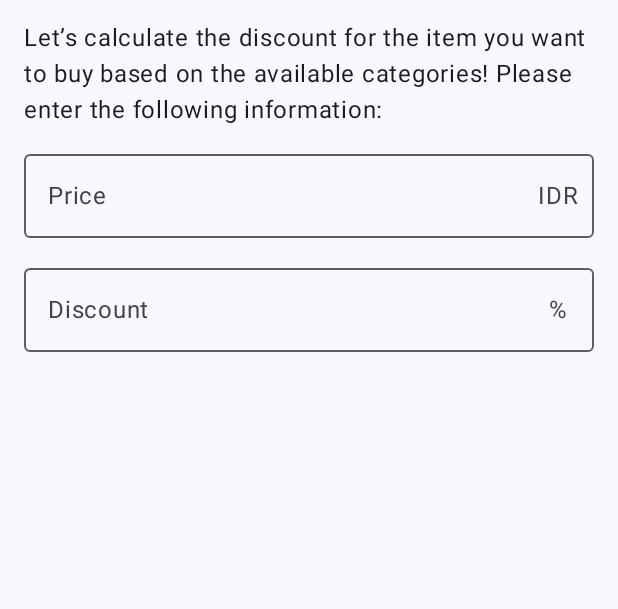
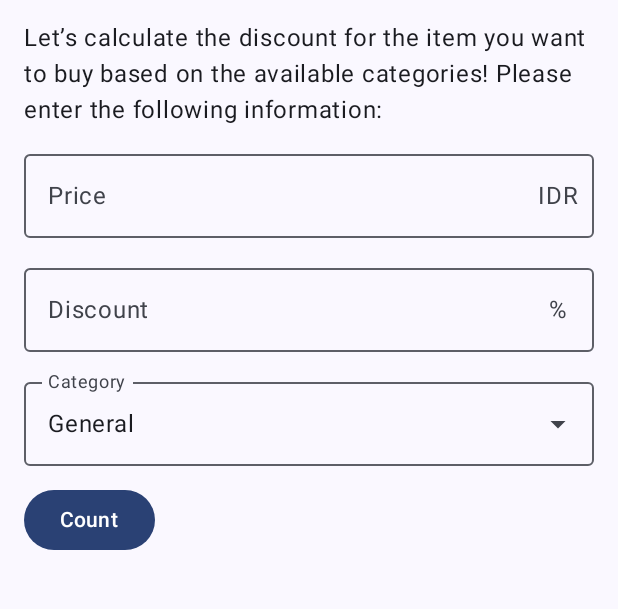
Before and after one commit to alfinagithub/assessement-1-mobpro-1, an Android app built with Jetpack Compose: the screen it shows after launch (MainActivity), on a phone screen of 412 x 824 dp, the part 96-705 px from its top. Run offline under Robolectric (Android 15) with nearby library versions, the phone set to English and light mode, and no system bars.

Commit message:
Menambahkan string, menambahkan dropdown kategori, dan output dari hasil hitung diskon

```diff
--- a/app/src/main/java/com/alfinaazizah0022/assessement1/ui/screen/MainScreen.kt
+++ b/app/src/main/java/com/alfinaazizah0022/assessement1/ui/screen/MainScreen.kt
@@ -7,7 +7,13 @@ import androidx.compose.foundation.layout.fillMaxSize
 import androidx.compose.foundation.layout.fillMaxWidth
 import androidx.compose.foundation.layout.padding
 import androidx.compose.foundation.text.KeyboardOptions
+import androidx.compose.material.icons.Icons
+import androidx.compose.material.icons.filled.ArrowDropDown
+import androidx.compose.material3.Button
+import androidx.compose.material3.DropdownMenuItem
 import androidx.compose.material3.ExperimentalMaterial3Api
+import androidx.compose.material3.ExposedDropdownMenuBox
+import androidx.compose.material3.Icon
 import androidx.compose.material3.MaterialTheme
 import androidx.compose.material3.OutlinedTextField
 import androidx.compose.material3.Scaffold
@@ -16,10 +22,12 @@ import androidx.compose.material3.TopAppBar
 import androidx.compose.material3.TopAppBarDefaults
 import androidx.compose.runtime.Composable
 import androidx.compose.runtime.getValue
+import androidx.compose.runtime.mutableIntStateOf
 import androidx.compose.runtime.mutableStateOf
 import androidx.compose.runtime.remember
 import androidx.compose.runtime.setValue
 import androidx.compose.ui.Modifier
+import androidx.compose.ui.platform.LocalContext
 import androidx.compose.ui.res.stringResource
 import androidx.compose.ui.text.input.ImeAction
 import androidx.compose.ui.text.input.KeyboardType
@@ -27,6 +35,8 @@ import androidx.compose.ui.tooling.preview.Preview
 import androidx.compose.ui.unit.dp
 import com.alfinaazizah0022.assessement1.R
 import com.alfinaazizah0022.assessement1.ui.theme.Assessement1Theme
+import java.text.NumberFormat
+import java.util.Locale
 
 @OptIn(ExperimentalMaterial3Api::class)
 @Composable
@@ -50,8 +60,14 @@ fun MainScreen() {
 
 @Composable
 fun ScreenContent(modifier: Modifier = Modifier) {
+    val context = LocalContext.current
     var harga by remember { mutableStateOf("") }
     var diskon by remember { mutableStateOf("") }
+    var selectedCategoryResId by remember { mutableIntStateOf(R.string.umum) }
+    var hasil by remember { mutableStateOf("") }
+    var hemat by remember { mutableStateOf("") }
+
+    val currencyFormatter = NumberFormat.getCurrencyInstance(Locale("in", "ID"))
 
     Column (
         modifier = modifier.fillMaxSize().padding(16.dp),
@@ -86,6 +102,79 @@ fun ScreenContent(modifier: Modifier = Modifier) {
             ),
             modifier = Modifier.fillMaxWidth()
         )
+        CategoryDropdown(
+            selectedCategoryResId = selectedCategoryResId,
+            onCategorySelected = { selectedCategoryResId = it}
+        )
+        Button(onClick = {
+            val hargaValue = harga.toDoubleOrNull() ?: 0.0
+            val diskonValue = diskon.toDoubleOrNull() ?: 0.0
+            val potonganInput = hargaValue * (diskonValue / 100)
+
+            val kategoriDiskon = when (selectedCategoryResId) {
+                R.string.makanan -> 0.05
+                R.string.elektronik -> 0.10
+                else -> 0.0
+            }
+            val potonganKategori = hargaValue * kategoriDiskon
+            val totalPotongan = potonganInput + potonganKategori
+            val total = hargaValue - totalPotongan
+
+            hasil = context.getString(R.string.hasil, currencyFormatter.format(total))
+            hemat = context.getString(R.string.hemat, currencyFormatter.format(totalPotongan))
+
+        }) {
+            Text(text = stringResource(R.string.hitung))
+        }
+        if (hasil.isNotEmpty()) {
+            Text(text = hasil)
+            Text(text = hemat)
+        }
+    }
+}
+
+@OptIn(ExperimentalMaterial3Api::class)
+@Composable
+fun CategoryDropdown(
+    selectedCategoryResId: Int,
+    onCategorySelected: (Int) -> Unit,
+    modifier: Modifier = Modifier
+) {
+    val categoryIds = listOf(R.string.umum,R.string.makanan, R.string.elektronik)
+    var expanded by remember { mutableStateOf(false) }
+
+    ExposedDropdownMenuBox(
+        expanded = expanded,
+        onExpandedChange = { expanded =!expanded},
+        modifier = modifier
+    ) {
+        OutlinedTextField(
+            value = stringResource(selectedCategoryResId),
+            onValueChange = {},
+            readOnly = true,
+            label = { Text(text = stringResource(R.string.kategori)) },
+            trailingIcon = {
+                Icon(Icons.Filled.ArrowDropDown, contentDescription = null)
+            },
+            modifier = Modifier
+                .menuAnchor()
+                .fillMaxWidth()
+        )
+
+        ExposedDropdownMenu(
+            expanded = expanded,
+            onDismissRequest = { expanded = false}
+        ) {
+            categoryIds.forEach { category ->
+                DropdownMenuItem(
+                    text = { Text(stringResource(id = category)) },
+                    onClick = {
+                        onCategorySelected(category)
+                        expanded = false
+                    }
+                )
+            }
+        }
     }
 }
 
--- a/app/src/main/res/values/strings.xml
+++ b/app/src/main/res/values/strings.xml
@@ -5,12 +5,13 @@
     <string name="diskon">Discount</string>
     <string name="kategori">Category</string>
     <string name="umum">General</string>
-    <string name="makanan">Food</string>
-    <string name="elekronik">Electronics</string>
+    <string name="makanan">Food(Discount 5%)</string>
+    <string name="elektronik">Electronics(Discount 10%)</string>
+    <string name="hitung">Count</string>
     <string name="ppn">11% VAT</string>
-    <string name="hasil">Price after discount:</string>
-    <string name="hemat">Amount saved:</string>
-    <string name="akhir">Final total (11% VAT):</string>
+    <string name="hasil">Price after discount: %1$s</string>
+    <string name="hemat">Amount saved: %1$s</string>
+    <string name="akhir">Final total (11% VAT): %1$s</string>
     <string name="kembali">Back</string>
     <string name="bagikan">Share</string>
     <string name="bagikan_template">Price after discount:\nAmount saved:\nFinal total (11% VAT):</string>
```
Also changed, not shown: 1 other file.
